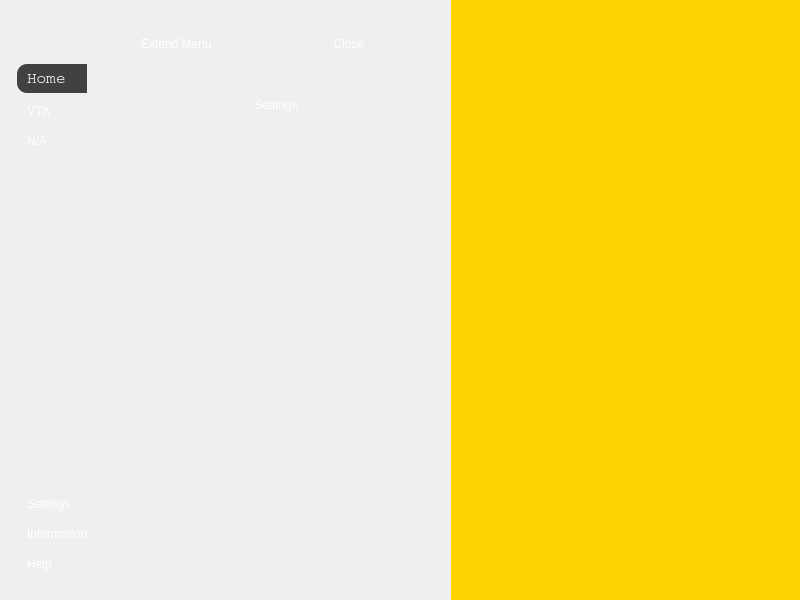
This is ui/main_window.ui in Giieniox256/hdzero-programmer as Qt 5 draws it before an edit. The edited form follows.
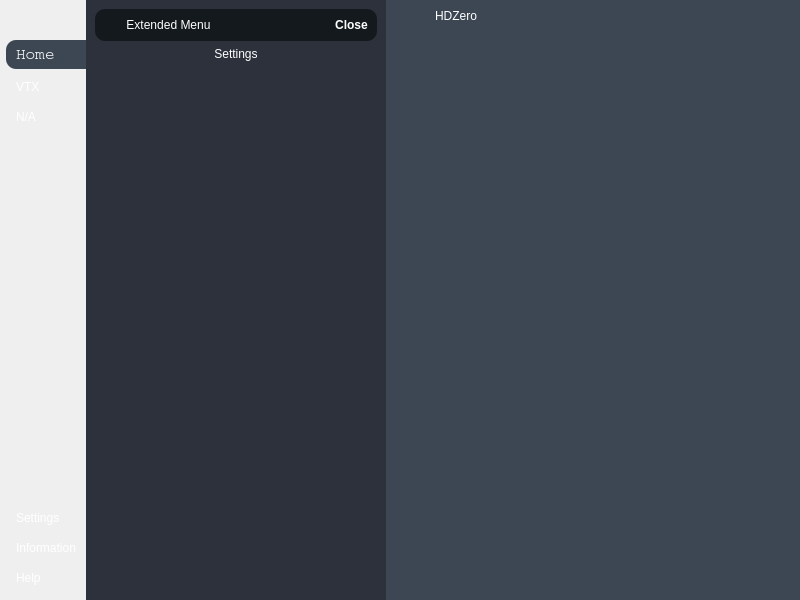
This is the edited form. Icons and pictures are not drawn.

```diff
--- a/ui/main_window.ui
+++ b/ui/main_window.ui
@@ -28,7 +28,7 @@
 	border: none;
 	background-color: transparent;
 	background: none;
-	padding: 5;
+	padding: 0;
 	color: #fff;
 }
 
@@ -37,6 +37,15 @@
 	padding: 5px, 5px 10px 10px;
 	border-top-left-radius: 10px;
 	border-bottom-left-radius: 10px;
+}
+
+#centerMenuSubContainer{
+	background-color: #2c313c;
+}
+
+#frame_extended_menu_close{
+	background-color: #13191d;
+	border-radius: 10px;
 }</string>
   </property>
   <property name="iconSize">
@@ -65,8 +74,11 @@
     <item>
      <widget class="QWidget" name="leftMenuContainer" native="true">
       <layout class="QVBoxLayout" name="verticalLayout">
+       <property name="spacing">
+        <number>0</number>
+       </property>
        <property name="leftMargin">
-        <number>3</number>
+        <number>6</number>
        </property>
        <property name="topMargin">
         <number>0</number>
@@ -92,6 +104,18 @@
           </size>
          </property>
          <layout class="QVBoxLayout" name="verticalLayout_2">
+          <property name="leftMargin">
+           <number>0</number>
+          </property>
+          <property name="topMargin">
+           <number>0</number>
+          </property>
+          <property name="rightMargin">
+           <number>0</number>
+          </property>
+          <property name="bottomMargin">
+           <number>0</number>
+          </property>
           <item alignment="Qt::AlignmentFlag::AlignTop">
            <widget class="QFrame" name="frame">
             <property name="sizePolicy">
@@ -163,6 +187,9 @@
              <enum>QFrame::Shadow::Raised</enum>
             </property>
             <layout class="QVBoxLayout" name="verticalLayout_4">
+             <property name="spacing">
+              <number>6</number>
+             </property>
              <property name="leftMargin">
               <number>0</number>
              </property>
@@ -177,6 +204,12 @@
              </property>
              <item>
               <widget class="QPushButton" name="btn_left_sidebar_home">
+               <property name="sizePolicy">
+                <sizepolicy hsizetype="Minimum" vsizetype="Fixed">
+                 <horstretch>0</horstretch>
+                 <verstretch>0</verstretch>
+                </sizepolicy>
+               </property>
                <property name="font">
                 <font>
                  <family>Courier</family>
@@ -188,7 +221,7 @@
                 <string>Home</string>
                </property>
                <property name="styleSheet">
-                <string notr="true">background: rgb(65, 65, 65);</string>
+                <string notr="true">background: rgb(61, 71, 83);</string>
                </property>
                <property name="text">
                 <string>Home</string>
@@ -274,7 +307,7 @@
               <number>10</number>
              </property>
              <property name="rightMargin">
-              <number>0</number>
+              <number>10</number>
              </property>
              <property name="bottomMargin">
               <number>10</number>
@@ -345,11 +378,29 @@
     <item>
      <widget class="QWidget" name="centerMenuContainer" native="true">
       <layout class="QVBoxLayout" name="verticalLayout_6">
-       <item>
+       <property name="leftMargin">
+        <number>0</number>
+       </property>
+       <property name="topMargin">
+        <number>0</number>
+       </property>
+       <property name="rightMargin">
+        <number>0</number>
+       </property>
+       <property name="bottomMargin">
+        <number>0</number>
+       </property>
+       <item alignment="Qt::AlignmentFlag::AlignLeft">
         <widget class="QWidget" name="centerMenuSubContainer" native="true">
+         <property name="minimumSize">
+          <size>
+           <width>300</width>
+           <height>0</height>
+          </size>
+         </property>
          <layout class="QVBoxLayout" name="verticalLayout_7">
           <item>
-           <widget class="QFrame" name="frame_4">
+           <widget class="QFrame" name="frame_extended_menu_close">
             <property name="frameShape">
              <enum>QFrame::Shape::StyledPanel</enum>
             </property>
@@ -360,12 +411,20 @@
              <item>
               <widget class="QLabel" name="label_info_extended_bmenu">
                <property name="text">
-                <string>Extend Menu</string>
+                <string>Extended Menu</string>
+               </property>
+               <property name="alignment">
+                <set>Qt::AlignmentFlag::AlignCenter</set>
                </property>
               </widget>
              </item>
-             <item>
+             <item alignment="Qt::AlignmentFlag::AlignRight">
               <widget class="QPushButton" name="btn_more_close">
+               <property name="font">
+                <font>
+                 <bold>true</bold>
+                </font>
+               </property>
                <property name="text">
                 <string>Close</string>
                </property>
@@ -382,6 +441,21 @@
            <widget class="QStackedWidget" name="stackedWidget">
             <widget class="QWidget" name="page">
              <layout class="QVBoxLayout" name="verticalLayout_8">
+              <property name="spacing">
+               <number>0</number>
+              </property>
+              <property name="leftMargin">
+               <number>0</number>
+              </property>
+              <property name="topMargin">
+               <number>0</number>
+              </property>
+              <property name="rightMargin">
+               <number>0</number>
+              </property>
+              <property name="bottomMargin">
+               <number>0</number>
+              </property>
               <item>
                <widget class="QLabel" name="label_extended_menu_settings">
                 <property name="text">
@@ -396,6 +470,21 @@
             </widget>
             <widget class="QWidget" name="page_2">
              <layout class="QVBoxLayout" name="verticalLayout_9">
+              <property name="spacing">
+               <number>0</number>
+              </property>
+              <property name="leftMargin">
+               <number>0</number>
+              </property>
+              <property name="topMargin">
+               <number>0</number>
+              </property>
+              <property name="rightMargin">
+               <number>0</number>
+              </property>
+              <property name="bottomMargin">
+               <number>0</number>
+              </property>
               <item>
                <widget class="QLabel" name="label_extended_menu_information">
                 <property name="text">
@@ -410,6 +499,21 @@
             </widget>
             <widget class="QWidget" name="page_3">
              <layout class="QVBoxLayout" name="verticalLayout_10">
+              <property name="spacing">
+               <number>0</number>
+              </property>
+              <property name="leftMargin">
+               <number>0</number>
+              </property>
+              <property name="topMargin">
+               <number>0</number>
+              </property>
+              <property name="rightMargin">
+               <number>0</number>
+              </property>
+              <property name="bottomMargin">
+               <number>0</number>
+              </property>
               <item>
                <widget class="QLabel" name="label_extended_menu_help">
                 <property name="text">
@@ -444,8 +548,120 @@
        </font>
       </property>
       <property name="styleSheet">
-       <string notr="true">background-color: rgb(255, 213, 1);</string>
+       <string notr="true">background-color: rgb(61, 71, 83);</string>
       </property>
+      <layout class="QVBoxLayout" name="verticalLayout_11">
+       <item alignment="Qt::AlignmentFlag::AlignTop">
+        <widget class="QFrame" name="headerContainer">
+         <property name="frameShape">
+          <enum>QFrame::Shape::StyledPanel</enum>
+         </property>
+         <property name="frameShadow">
+          <enum>QFrame::Shadow::Raised</enum>
+         </property>
+         <layout class="QHBoxLayout" name="horizontalLayout_3">
+          <property name="spacing">
+           <number>0</number>
+          </property>
+          <property name="leftMargin">
+           <number>0</number>
+          </property>
+          <property name="topMargin">
+           <number>0</number>
+          </property>
+          <property name="rightMargin">
+           <number>0</number>
+          </property>
+          <property name="bottomMargin">
+           <number>0</number>
+          </property>
+          <item>
+           <widget class="QFrame" name="frame_4">
+            <property name="frameShape">
+             <enum>QFrame::Shape::StyledPanel</enum>
+            </property>
+            <property name="frameShadow">
+             <enum>QFrame::Shadow::Raised</enum>
+            </property>
+            <layout class="QHBoxLayout" name="horizontalLayout_4">
+             <property name="spacing">
+              <number>0</number>
+             </property>
+             <property name="leftMargin">
+              <number>0</number>
+             </property>
+             <property name="topMargin">
+              <number>0</number>
+             </property>
+             <property name="rightMargin">
+              <number>0</number>
+             </property>
+             <property name="bottomMargin">
+              <number>0</number>
+             </property>
+             <item>
+              <widget class="QLabel" name="label">
+               <property name="maximumSize">
+                <size>
+                 <width>40</width>
+                 <height>40</height>
+                </size>
+               </property>
+               <property name="text">
+                <string/>
+               </property>
+               <property name="pixmap">
+                <pixmap resource="../resource/resources.qrc">:/images/Images/icon256.png</pixmap>
+               </property>
+               <property name="scaledContents">
+                <bool>true</bool>
+               </property>
+              </widget>
+             </item>
+             <item>
+              <widget class="QLabel" name="label_2">
+               <property name="text">
+                <string>HDZero</string>
+               </property>
+              </widget>
+             </item>
+            </layout>
+           </widget>
+          </item>
+          <item>
+           <widget class="QFrame" name="frame_5">
+            <property name="frameShape">
+             <enum>QFrame::Shape::StyledPanel</enum>
+            </property>
+            <property name="frameShadow">
+             <enum>QFrame::Shadow::Raised</enum>
+            </property>
+           </widget>
+          </item>
+          <item>
+           <widget class="QFrame" name="frame_6">
+            <property name="frameShape">
+             <enum>QFrame::Shape::StyledPanel</enum>
+            </property>
+            <property name="frameShadow">
+             <enum>QFrame::Shadow::Raised</enum>
+            </property>
+           </widget>
+          </item>
+         </layout>
+        </widget>
+       </item>
+       <item>
+        <widget class="QFrame" name="mainBodyContent">
+         <property name="frameShape">
+          <enum>QFrame::Shape::StyledPanel</enum>
+         </property>
+         <property name="frameShadow">
+          <enum>QFrame::Shadow::Raised</enum>
+         </property>
+        </widget>
+       </item>
+      </layout>
      </widget>
     </item>
    </layout>
```
